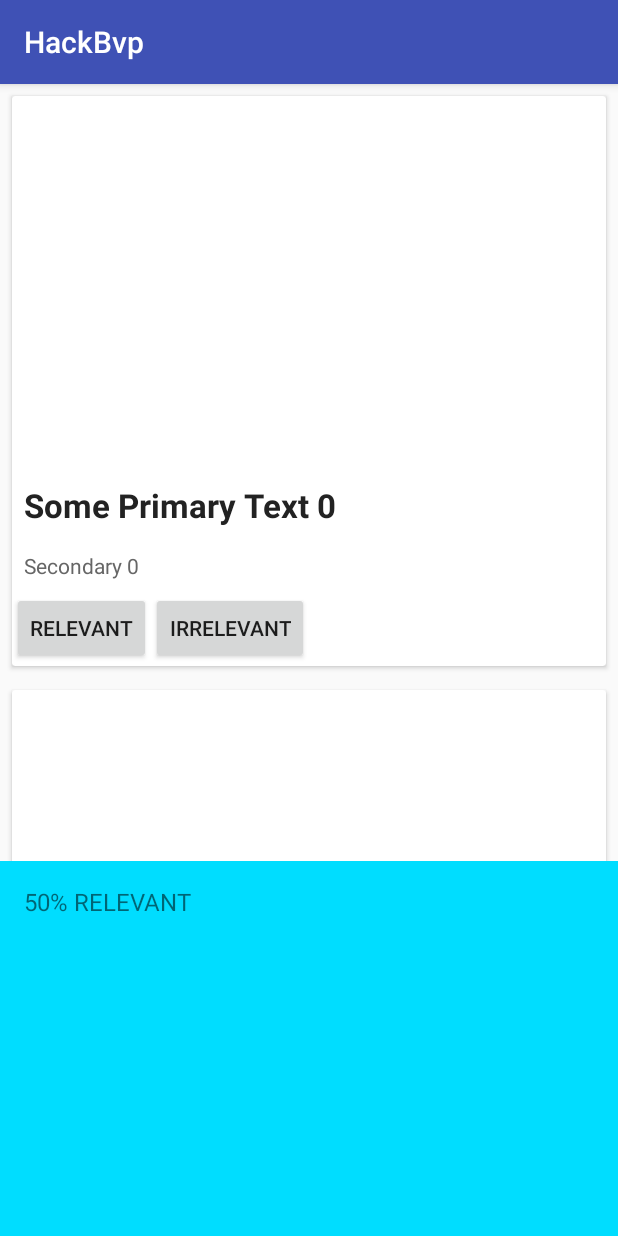
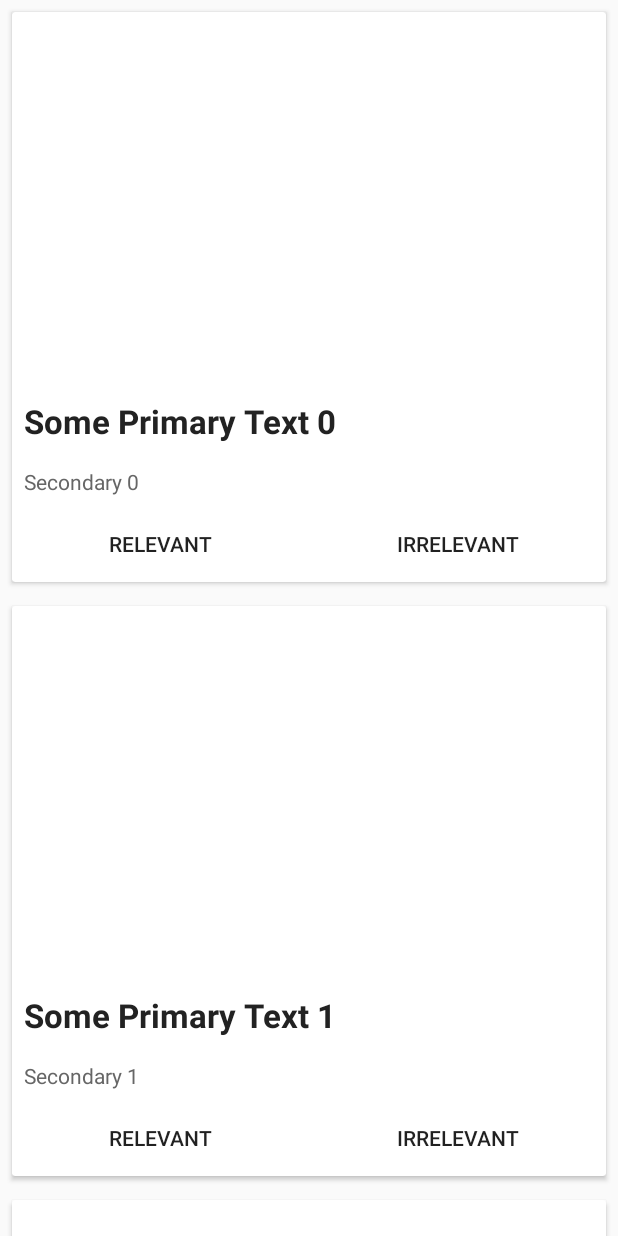
Before and after one commit to goyalarchit29/Shut_the_fake_up, an Android app: the screen it shows after launch (MainActivity), on a phone screen of 412 x 824 dp. Run offline under Robolectric (Android 15) with nearby library versions, the phone set to English and light mode, and no system bars.

Commit message:
major bug fixes

```diff
--- a/app/src/main/AndroidManifest.xml
+++ b/app/src/main/AndroidManifest.xml
@@ -15,7 +15,7 @@
                 <category android:name="android.intent.category.LAUNCHER" />
             </intent-filter>
         </activity>
-        <activity android:name=".CardView"></activity>
+        <activity android:name=".CardView" />
     </application>
 
 </manifest>
--- a/app/src/main/java/com/example/android/hackbvp/MainActivity.java
+++ b/app/src/main/java/com/example/android/hackbvp/MainActivity.java
@@ -1,9 +1,13 @@
 package com.example.android.hackbvp;
 
+import android.app.Activity;
 import android.app.Dialog;
+import android.content.Context;
 import android.graphics.Color;
 import android.graphics.drawable.ColorDrawable;
 import android.support.design.widget.BottomSheetBehavior;
+import android.support.design.widget.BottomSheetDialogFragment;
+import android.support.v4.app.FragmentActivity;
 import android.support.v7.app.AppCompatActivity;
 import android.os.Bundle;
 import android.support.v7.widget.LinearLayoutManager;
@@ -11,11 +15,14 @@ import android.support.v7.widget.RecyclerView;
 import android.util.Log;
 import android.view.View;
 import android.widget.Button;
+import android.widget.ImageView;
+import android.widget.TextView;
 
 import java.util.ArrayList;
 
-public class MainActivity extends AppCompatActivity {
+import static java.security.AccessController.getContext;
 
+public class MainActivity extends FragmentActivity {
     private RecyclerView mRecyclerView;
     private RecyclerView.Adapter mAdapter;
     private RecyclerView.LayoutManager mLayoutManager;
@@ -23,16 +30,12 @@ public class MainActivity extends AppCompatActivity {
     private Button relButton;
     private Button irelButton;
     private int id=-1;
-    public static BottomSheetBehavior mBottomSheetBehavior1;
+    //public static BottomSheetBehavior mBottomSheetBehavior1;
 
     @Override
     protected void onCreate(Bundle savedInstanceState) {
         super.onCreate(savedInstanceState);
         setContentView(R.layout.activity_main);
-
-        View bottomSheet = findViewById(R.id.bottom_sheet1);
-        mBottomSheetBehavior1 = BottomSheetBehavior.from(bottomSheet);
-        mBottomSheetBehavior1.setState(BottomSheetBehavior.STATE_COLLAPSED);
 
         mRecyclerView = (RecyclerView) findViewById(R.id.my_recycler_view);
         mRecyclerView.setHasFixedSize(true);
@@ -92,12 +95,14 @@ public class MainActivity extends AppCompatActivity {
         return results;
     }
 
-    public static void openbottomsheet(){
-        if(mBottomSheetBehavior1.getState() != BottomSheetBehavior.STATE_EXPANDED) {
-            mBottomSheetBehavior1.setState(BottomSheetBehavior.STATE_EXPANDED);
-        }
-        else {
-            mBottomSheetBehavior1.setState(BottomSheetBehavior.STATE_COLLAPSED);
-        }
-    }
+    /*public static void openDialogue(){
+        final Dialog dialog = new Dialog()
+        dialog.setContentView(R.layout.dialogue);
+        dialog.setTitle("Title...");
+
+        // set the custom dialog components - text, image and button
+        TextView text = (TextView) dialog.findViewById(R.id.text1);
+        //text.setText("Android custom dialog example!");
+        dialog.show();
+    }*/
 }
--- a/app/src/main/res/layout/activity_card_view.xml
+++ b/app/src/main/res/layout/activity_card_view.xml
@@ -41,20 +41,32 @@
             android:textColor="#666"
             android:textSize="14dp" />
 
+        <LinearLayout
+            android:layout_width="match_parent"
+            android:layout_height="wrap_content"
+            android:orientation="horizontal"
+            android:layout_below="@+id/description">
+
             <Button
-            android:layout_width="wrap_content"
+                android:layout_width="0dp"
+                android:layout_weight="1"
                 android:layout_height="wrap_content"
                 android:text="Relevant"
+                android:background="@color/cardview_light_background"
                 android:layout_below="@+id/description"
                 android:id="@+id/rel"/>
 
             <Button
-            android:layout_width="wrap_content"
+                android:layout_width="0dp"
+                android:layout_weight="1"
                 android:layout_height="wrap_content"
                 android:layout_toRightOf="@+id/rel"
                 android:layout_below="@+id/description"
+                android:background="@color/cardview_light_background"
                 android:text="Irrelevant"
                 android:id="@+id/irre"/>
 
+        </LinearLayout>
+
     </RelativeLayout>
 </android.support.v7.widget.CardView>
--- a/app/src/main/res/layout/activity_main.xml
+++ b/app/src/main/res/layout/activity_main.xml
@@ -1,11 +1,4 @@
-<?xml version="1.0" encoding="utf-8"?>
-<android.support.design.widget.CoordinatorLayout
-    xmlns:android="http://schemas.android.com/apk/res/android"
-    xmlns:tools="http://schemas.android.com/tools"
-    xmlns:app="http://schemas.android.com/apk/res-auto"
-    android:id="@+id/bgLayout"
-    android:layout_width="match_parent"
-    android:layout_height="match_parent">
+
 <RelativeLayout xmlns:android="http://schemas.android.com/apk/res/android"
     xmlns:tools="http://schemas.android.com/tools"
     android:layout_width="match_parent"
@@ -18,33 +11,3 @@
         android:scrollbars="vertical"/>
 
 </RelativeLayout>
-    <android.support.v4.widget.NestedScrollView
-        android:id="@+id/bottom_sheet1"
-        android:layout_width="match_parent"
-        android:layout_height="250dp"
-        android:clipToPadding="true"
-        android:background="@android:color/holo_blue_bright"
-        app:layout_behavior="android.support.design.widget.BottomSheetBehavior">
-
-        <LinearLayout
-            android:layout_width="match_parent"
-            android:layout_height="wrap_content"
-            android:orientation="horizontal">
-
-            <TextView
-                android:layout_width="match_parent"
-                android:layout_height="match_parent"
-                android:text="50% Relevant"
-                android:textSize="16sp"
-                android:textAllCaps="true"
-                android:padding="16dp"/>
-
-            <TextView
-                android:layout_width="match_parent"
-                android:layout_height="match_parent"
-                android:text="50% irrelevant"
-                android:padding="16dp"
-                android:textSize="16sp"/>
-        </LinearLayout>
-    </android.support.v4.widget.NestedScrollView>
-</android.support.design.widget.CoordinatorLayout>
```
Also changed, not shown: app/src/main/java/com/example/android/hackbvp/MyRecyclerViewAdapter.java (+5 -2 lines), app/src/main/res/layout/dialogue.xml (+13 -23 lines). Lines whose indentation alone changed are shown as unchanged.
